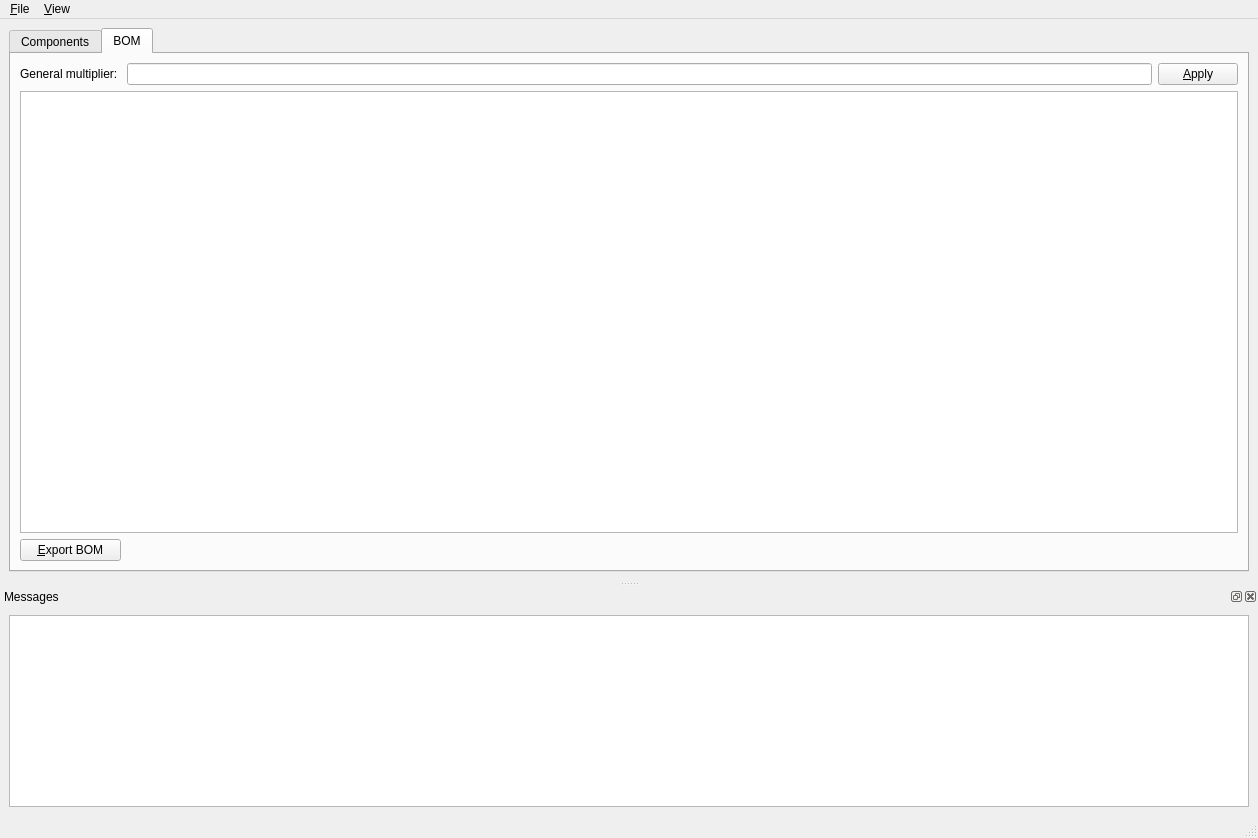
Qt form BOMizator/BOMLinker.ui (dejfson/BOMizator) before a commit.
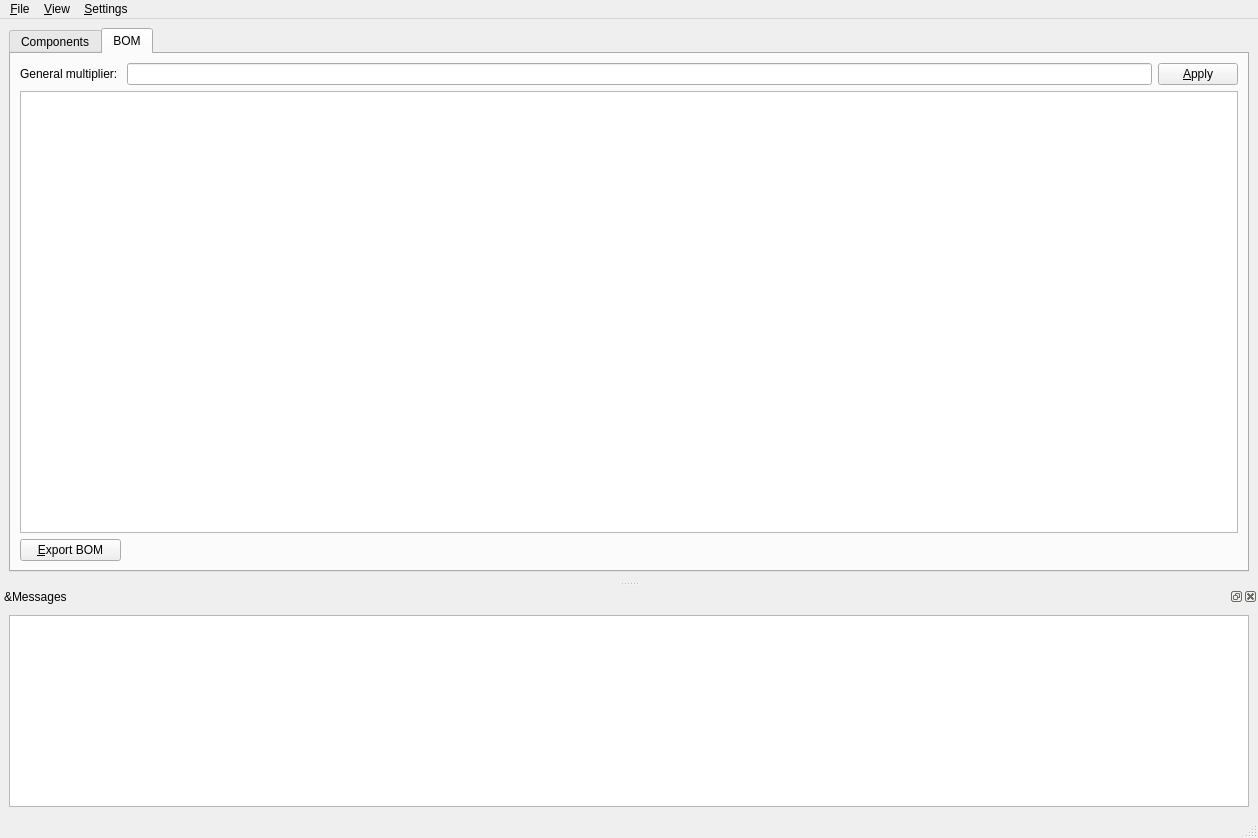
The same form after that commit. Custom widgets are drawn as their Qt base class.

Commit message: added skeleton of settings dialog

```diff
--- a/BOMizator/BOMLinker.ui
+++ b/BOMizator/BOMLinker.ui
@@ -170,7 +170,7 @@
      <x>0</x>
      <y>0</y>
      <width>1258</width>
-     <height>44</height>
+     <height>30</height>
     </rect>
    </property>
    <widget class="QMenu" name="menu_View">
@@ -192,13 +192,20 @@
     <addaction name="separator"/>
     <addaction name="action_Quit"/>
    </widget>
+   <widget class="QMenu" name="menu_Settings">
+    <property name="title">
+     <string>&amp;Settings</string>
+    </property>
+    <addaction name="action_Preferences"/>
+   </widget>
    <addaction name="menu_File"/>
    <addaction name="menu_View"/>
+   <addaction name="menu_Settings"/>
   </widget>
   <widget class="QStatusBar" name="statusbar"/>
   <widget class="QDockWidget" name="dockWidget">
    <property name="windowTitle">
-    <string>Messages</string>
+    <string>&amp;Messages</string>
    </property>
    <attribute name="dockWidgetArea">
     <number>8</number>
```
Left out of the diff: 7 changed lines with no effect on the pictures. The commit also changes 3 other files.
